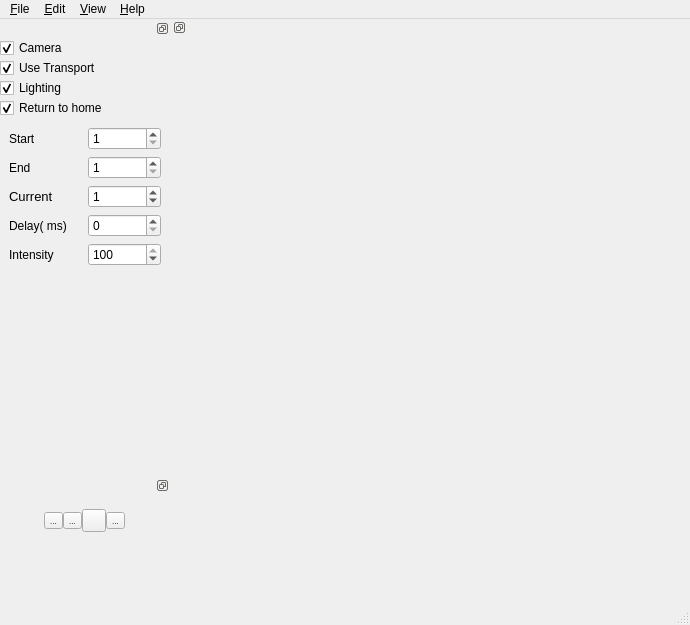
Before: the Qt Designer form qt-mechascan/mainwindow.ui in codebuk/mechascan, drawn with Qt 5.
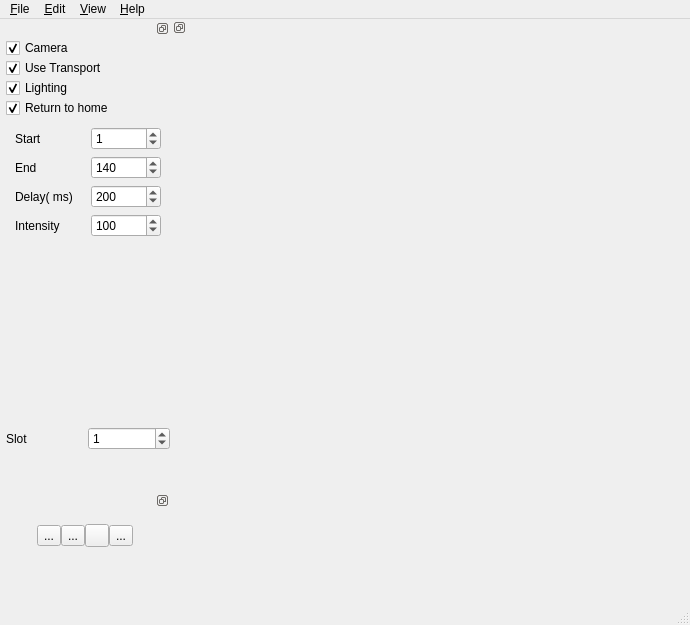
After: the same form once the commit is applied. Icons and pictures are not drawn.

Diff of the .ui file:
```diff
--- a/qt-mechascan/mainwindow.ui
+++ b/qt-mechascan/mainwindow.ui
@@ -13,6 +13,12 @@
   <property name="windowTitle">
    <string>MainWindow</string>
   </property>
+  <property name="styleSheet">
+   <string notr="true">font: 9pt &quot;Cantarell&quot;;
+
+
+</string>
+  </property>
   <widget class="QWidget" name="centralwidget">
    <layout class="QGridLayout" name="gridLayout">
     <property name="leftMargin">
@@ -41,7 +47,7 @@
       <property name="minimumSize">
        <size>
         <width>170</width>
-        <height>400</height>
+        <height>431</height>
        </size>
       </property>
       <property name="maximumSize">
@@ -84,34 +90,46 @@
           <property name="sizeConstraint">
            <enum>QLayout::SetMinimumSize</enum>
           </property>
+          <property name="leftMargin">
+           <number>6</number>
+          </property>
           <item>
-           <widget class="QCheckBox" name="cb_use_cam">
+           <widget class="QCheckBox" name="check_cam">
             <property name="text">
              <string>Camera </string>
             </property>
             <property name="checked">
              <bool>true</bool>
             </property>
+            <property name="tristate">
+             <bool>true</bool>
+            </property>
            </widget>
           </item>
           <item>
-           <widget class="QCheckBox" name="cb_use_tpt">
+           <widget class="QCheckBox" name="check_tpt">
             <property name="text">
              <string>Use Transport</string>
             </property>
             <property name="checked">
              <bool>true</bool>
             </property>
+            <property name="tristate">
+             <bool>true</bool>
+            </property>
            </widget>
           </item>
           <item>
-           <widget class="QCheckBox" name="cb_use_led">
+           <widget class="QCheckBox" name="check_led">
             <property name="text">
              <string>Lighting</string>
             </property>
             <property name="checked">
              <bool>true</bool>
             </property>
+            <property name="tristate">
+             <bool>true</bool>
+            </property>
            </widget>
           </item>
           <item>
@@ -159,6 +177,9 @@
              </item>
              <item row="4" column="1">
               <widget class="QSpinBox" name="sb_intensity">
+               <property name="wrapping">
+                <bool>true</bool>
+               </property>
                <property name="accelerated">
                 <bool>true</bool>
                </property>
@@ -179,8 +200,36 @@
              </item>
              <item row="3" column="1">
               <widget class="QSpinBox" name="sb_settle_delay">
+               <property name="wrapping">
+                <bool>true</bool>
+               </property>
                <property name="accelerated">
                 <bool>true</bool>
+               </property>
+               <property name="maximum">
+                <number>1000</number>
+               </property>
+               <property name="value">
+                <number>200</number>
+               </property>
+              </widget>
+             </item>
+             <item row="1" column="1">
+              <widget class="QSpinBox" name="sb_end_slot">
+               <property name="wrapping">
+                <bool>true</bool>
+               </property>
+               <property name="accelerated">
+                <bool>true</bool>
+               </property>
+               <property name="minimum">
+                <number>1</number>
+               </property>
+               <property name="maximum">
+                <number>140</number>
+               </property>
+               <property name="value">
+                <number>140</number>
                </property>
               </widget>
              </item>
@@ -189,6 +238,10 @@
                <property name="font">
                 <font>
                  <family>Cantarell</family>
+                 <pointsize>9</pointsize>
+                 <weight>50</weight>
+                 <italic>false</italic>
+                 <bold>false</bold>
                 </font>
                </property>
                <property name="text">
@@ -196,21 +249,11 @@
                </property>
               </widget>
              </item>
-             <item row="1" column="1">
-              <widget class="QSpinBox" name="sb_end_slot">
-               <property name="accelerated">
-                <bool>true</bool>
-               </property>
-               <property name="minimum">
-                <number>1</number>
-               </property>
-               <property name="maximum">
-                <number>140</number>
-               </property>
-              </widget>
-             </item>
              <item row="0" column="1">
               <widget class="QSpinBox" name="sb_start_slot">
+               <property name="wrapping">
+                <bool>true</bool>
+               </property>
                <property name="buttonSymbols">
                 <enum>QAbstractSpinBox::UpDownArrows</enum>
                </property>
@@ -220,49 +263,65 @@
                <property name="minimum">
                 <number>1</number>
                </property>
-              </widget>
-             </item>
-             <item row="2" column="0">
-              <widget class="QLabel" name="label_5">
-               <property name="font">
-                <font>
-                 <pointsize>10</pointsize>
-                 <kerning>true</kerning>
-                </font>
-               </property>
-               <property name="text">
-                <string>Current</string>
-               </property>
-              </widget>
-             </item>
-             <item row="2" column="1">
-              <widget class="QSpinBox" name="sb_current_slot">
-               <property name="accelerated">
-                <bool>true</bool>
-               </property>
-               <property name="maximum">
-                <number>140</number>
-               </property>
                <property name="value">
                 <number>1</number>
                </property>
               </widget>
              </item>
+             <item row="5" column="0">
+              <spacer name="verticalSpacer">
+               <property name="orientation">
+                <enum>Qt::Vertical</enum>
+               </property>
+               <property name="sizeHint" stdset="0">
+                <size>
+                 <width>20</width>
+                 <height>40</height>
+                </size>
+               </property>
+              </spacer>
+             </item>
             </layout>
            </widget>
           </item>
           <item>
-           <spacer name="verticalSpacer">
-            <property name="orientation">
-             <enum>Qt::Vertical</enum>
-            </property>
-            <property name="sizeHint" stdset="0">
-             <size>
-              <width>20</width>
-              <height>40</height>
-             </size>
-            </property>
-           </spacer>
+           <layout class="QGridLayout" name="gridLayout_2">
+            <item row="0" column="1">
+             <widget class="QSpinBox" name="sb_current_slot">
+              <property name="wrapping">
+               <bool>true</bool>
+              </property>
+              <property name="accelerated">
+               <bool>true</bool>
+              </property>
+              <property name="keyboardTracking">
+               <bool>false</bool>
+              </property>
+              <property name="maximum">
+               <number>140</number>
+              </property>
+              <property name="value">
+               <number>1</number>
+              </property>
+             </widget>
+            </item>
+            <item row="0" column="0">
+             <widget class="QLabel" name="label_5">
+              <property name="font">
+               <font>
+                <family>Cantarell</family>
+                <pointsize>9</pointsize>
+                <weight>50</weight>
+                <italic>false</italic>
+                <bold>false</bold>
+               </font>
+              </property>
+              <property name="text">
+               <string>Slot</string>
+              </property>
+             </widget>
+            </item>
+           </layout>
           </item>
          </layout>
         </item>
@@ -321,7 +380,11 @@
       </property>
       <property name="font">
        <font>
-        <pointsize>6</pointsize>
+        <family>Cantarell</family>
+        <pointsize>9</pointsize>
+        <weight>50</weight>
+        <italic>false</italic>
+        <bold>false</bold>
        </font>
       </property>
       <property name="features">
@@ -386,7 +449,11 @@
            <widget class="QToolButton" name="tb_stop">
             <property name="font">
              <font>
-              <pointsize>8</pointsize>
+              <family>Cantarell</family>
+              <pointsize>9</pointsize>
+              <weight>50</weight>
+              <italic>false</italic>
+              <bold>false</bold>
              </font>
             </property>
             <property name="text">
@@ -445,7 +512,7 @@
      <x>0</x>
      <y>0</y>
      <width>690</width>
-     <height>27</height>
+     <height>23</height>
     </rect>
    </property>
    <widget class="QMenu" name="menuMechascan">
```
